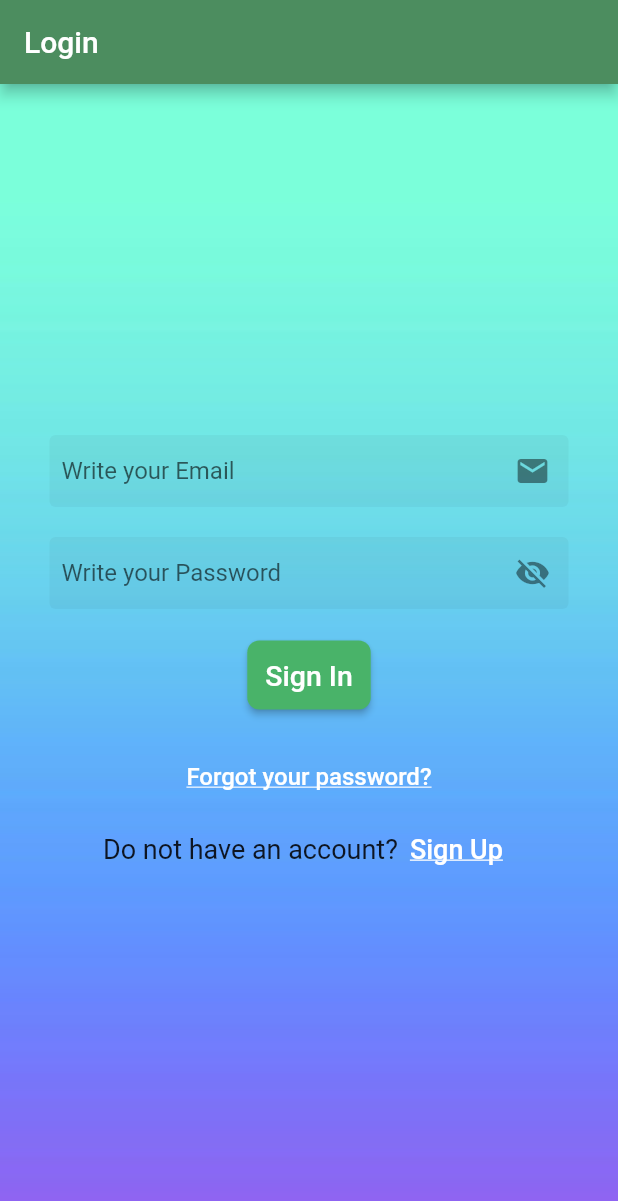
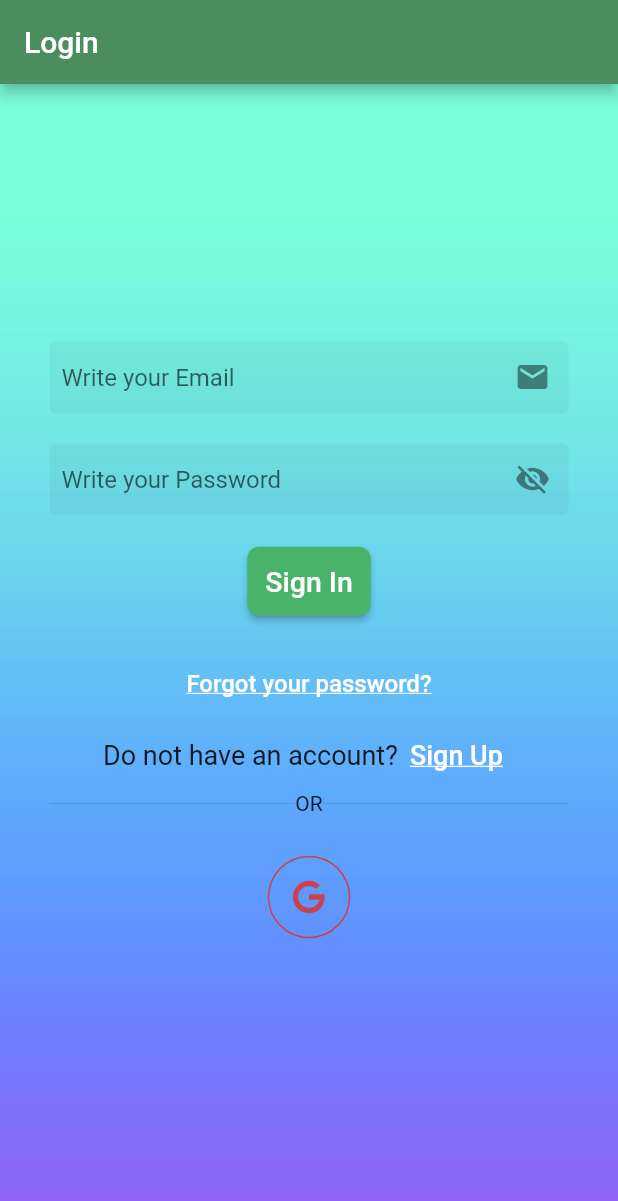
Before and after one commit to MasadMJ/flutter_project_market, a Flutter app: the screen it shows after launch, on a phone screen of 412 x 824 dp. Shown: the top 1201 px of the screen. Run offline on Flutter 3.47's test engine with Material 2 defaults, Android fonts, the phone set to English and light mode, and no system bars; our stand-ins replace cloud_firestore, firebase_auth, firebase_core, flutter_svg, google_sign_in; accounts and stored records are empty.

Commit message:
added login with gmail

```diff
--- a/lib/main.dart
+++ b/lib/main.dart
@@ -7,7 +7,9 @@ import 'package:firebase_core/firebase_core.dart';
 import 'package:cloud_firestore/cloud_firestore.dart';
 import 'package:firebase_auth/firebase_auth.dart';
 import 'provider/cart.dart';
+import 'provider/google_signin.dart';
 import 'screens/login.dart';
+import 'package:google_sign_in/google_sign_in.dart';
 
 Future<void> main() async {
   WidgetsFlutterBinding.ensureInitialized();
@@ -23,10 +25,15 @@ class MyApp extends StatelessWidget {
 
   @override
   Widget build(BuildContext context) {
-    return ChangeNotifierProvider(
-      create: (context) {
-        return Cart();
-      },
+      return MultiProvider(
+    providers: [
+    ChangeNotifierProvider(create: (context) {
+    return Cart();
+    }),
+    ChangeNotifierProvider(create: (context) {
+     return GoogleSignInProvider();
+    }),
+    ],
       child: MaterialApp(
         debugShowCheckedModeBanner: false,
         home: StreamBuilder(
--- /dev/null
+++ b/lib/provider/google_signin.dart
@@ -0,0 +1,21 @@
+ import 'package:firebase_auth/firebase_auth.dart';
+    import 'package:flutter/material.dart';
+    import 'package:google_sign_in/google_sign_in.dart';
+
+    class GoogleSignInProvider with ChangeNotifier {
+    final googleSignIn = GoogleSignIn();
+    GoogleSignInAccount? _user;
+    GoogleSignInAccount get user => _user!;
+    googlelogin() async {
+    final googleUser = await googleSignIn.signIn();
+    if (googleSignIn == null) return;
+    _user = googleUser;
+    final googleAuth = await googleUser?.authentication;
+    final credential = GoogleAuthProvider.credential(
+    accessToken: googleAuth?.accessToken,
+    idToken: googleAuth?.idToken,
+    );
+    await FirebaseAuth.instance.signInWithCredential(credential);
+      notifyListeners();
+    }
+    }
--- a/lib/screens/login.dart
+++ b/lib/screens/login.dart
@@ -1,14 +1,18 @@
+// ignore_for_file: prefer_const_constructors, prefer_const_literals_to_create_immutables
+
 import 'dart:io';
 
 import 'package:flutter/material.dart';
 import 'package:flutter_project_market/screens/reset_password.dart';
-import 'package:flutter_project_market/screens/verify_email.dart';
 import 'package:flutter_project_market/shared/checks.dart';
+import 'package:flutter_svg/flutter_svg.dart';
+import '../provider/google_signin.dart';
 import '../shared/colors.dart';
 import '../shared/constant.dart';
 import '../shared/firebase.dart';
 import 'home.dart';
 import 'register.dart';
+import 'package:provider/provider.dart';
 
 class Login extends StatefulWidget {
   const Login({super.key});
@@ -31,13 +35,13 @@ class _LoginState extends State<Login> {
   }
 
   Widget build(BuildContext context) {
+    final googleSignInProvider = Provider.of<GoogleSignInProvider>(context);
     return Scaffold(
         appBar: AppBar(
           backgroundColor: appbarGreen,
           centerTitle: false,
           title: Text("Login"),
         ),
-
         body: Container(
             decoration: const BoxDecoration(
               // color: Color.fromARGB(0, 255, 255, 255),
@@ -91,15 +95,16 @@ class _LoginState extends State<Login> {
                         setState(() {
                           isLoadding = !isLoadding;
                         });
-                  await loginWithFireBase(
-                      context, emaillController.text, passwordController.text);
+                        await loginWithFireBase(context, emaillController.text,
+                            passwordController.text);
                         setState(() {
                           isLoadding = !isLoadding;
                         });
                       },
                       style: ButtonStyle(
                         backgroundColor: MaterialStateProperty.all(bTNgreen),
-                  padding: MaterialStateProperty.all(const EdgeInsets.all(12)),
+                        padding:
+                            MaterialStateProperty.all(const EdgeInsets.all(12)),
                         shape: MaterialStateProperty.all(RoundedRectangleBorder(
                             borderRadius: BorderRadius.circular(8))),
                       ),
@@ -115,18 +120,20 @@ class _LoginState extends State<Login> {
                     const SizedBox(
                       height: 20,
                     ),
-
                     TextButton(
                       onPressed: () {
                         Navigator.push(
                             context,
                             MaterialPageRoute(
-                            builder: (context) => const ResetPasswordView()));
+                                builder: (context) =>
+                                    const ResetPasswordView()));
                       },
                       child: const Text('Forgot your password?',
-                      style: TextStyle( fontSize: 16 ,decoration: TextDecoration.underline , color: Colors.white)),
+                          style: TextStyle(
+                              fontSize: 16,
+                              decoration: TextDecoration.underline,
+                              color: Colors.white)),
                     ),
-
                     Row(mainAxisAlignment: MainAxisAlignment.center, children: [
                       const Text(
                         "Do not have an account?",
@@ -140,13 +147,54 @@ class _LoginState extends State<Login> {
                                   builder: (context) => const Register()));
                         },
                         child: const Text('Sign Up',
-                      style: TextStyle(color: Colors.white, fontSize: 18,decoration: TextDecoration.underline)),
+                            style: TextStyle(
+                                color: Colors.white,
+                                fontSize: 18,
+                                decoration: TextDecoration.underline)),
                       ),
-              ])
+                    ]),
+                    SizedBox(
+                      width: double.infinity,
+                      child: Row(
+                        children: [
+                          Expanded(
+                              child: Divider(
+                            thickness: 0.6,
+                          )),
+                          Text(
+                            "OR",
+                            style: TextStyle(),
+                          ),
+                          Expanded(
+                              child: Divider(
+                            thickness: 0.6,
+                          )),
                         ],
                       ),
                     ),
+                    Container(
+                      margin: EdgeInsets.symmetric(vertical: 27),
+                      child: GestureDetector(
+                        onTap: () {
+                          googleSignInProvider.googlelogin();
+                        },
+                        child: Container(
+                          padding: EdgeInsets.all(13),
+                          decoration: BoxDecoration(
+                              shape: BoxShape.circle,
+                              border: Border.all(
+                                  // color: Colors.purple,
+                                  color: Color.fromARGB(255, 200, 67, 79),
+                                  width: 1)),
+                          child: SvgPicture.asset(
+                            "lib/assets/icons/google.svg",
+                            color: Color.fromARGB(255, 200, 67, 79),
+                            height: 27,
                           ),
-    );
+                        ),
+                      ),
+                    ),
+                  ]),
+            )));
   }
 }
--- a/pubspec.yaml
+++ b/pubspec.yaml
@@ -49,6 +49,8 @@ dev_dependencies:
   firebase_auth: ^4.6.3
   provider: ^6.0.5
   cloud_firestore: ^4.8.1
+  google_sign_in: ^6.1.4
+  flutter_svg: ^2.0.7
 
 # For information on the generic Dart part of this file, see the
 # following page: https://dart.dev/tools/pub/pubspec
@@ -64,6 +66,7 @@ flutter:
   # To add assets to your application, add an assets section, like this:
   assets:
     - lib/assets/img/
+    - lib/assets/icons/
   #   - images/a_dot_ham.jpeg
 
   # An image asset can refer to one or more resolution-specific "variants", see
```
Also changed, not shown: lib/assets/icons/google.svg (added), pubspec.lock, 2 other files. Lines whose indentation alone changed are shown as unchanged.
